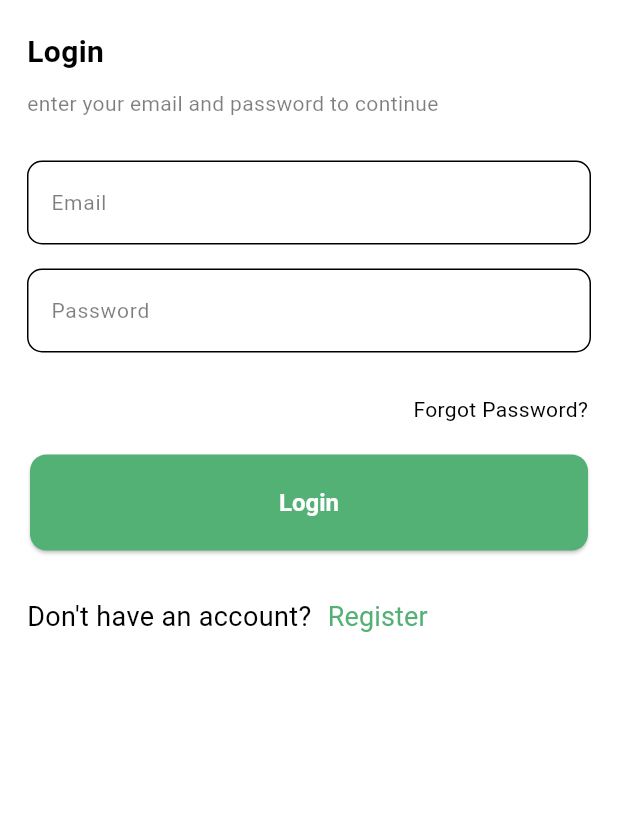
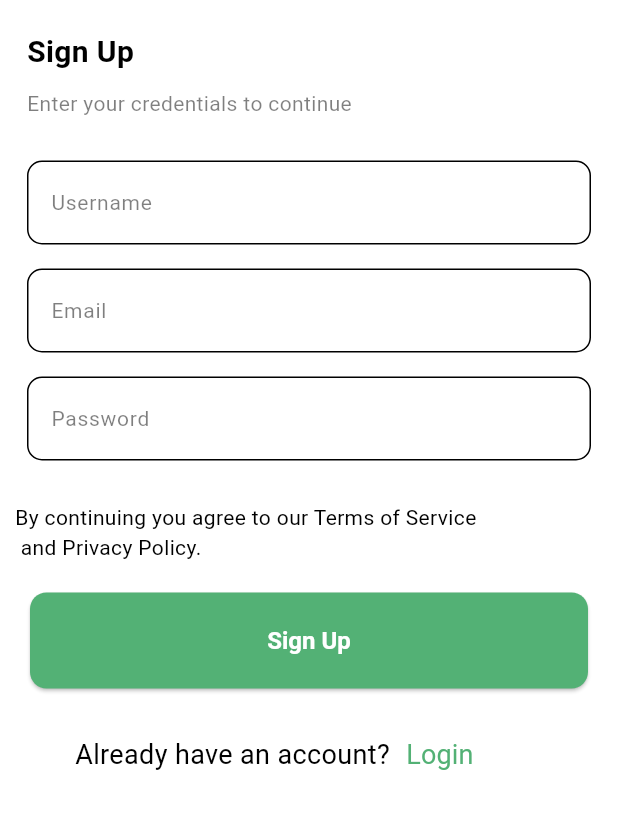
Before and after one commit to yas2003ser/ecommerce, a Flutter app: the LoginScreen screen opened by its route, after a tap on "Register", on a phone screen of 412 x 824 dp, the part 330-1159 px from its top. Run offline on Flutter 3.47's test engine with Material 3 defaults, Android fonts, the phone set to English and light mode, and no system bars; our stand-ins replace another_flutter_splash_screen.

Commit message:
register screen

```diff
--- a/lib/configs/routes/app_routes.dart
+++ b/lib/configs/routes/app_routes.dart
@@ -1,4 +1,5 @@
 import 'package:ecommerce_app/screens/auth/login/login_screen.dart';
+import 'package:ecommerce_app/screens/auth/register/register_screen.dart';
 import 'package:ecommerce_app/screens/splash/splash_screen.dart';
 import 'package:ecommerce_app/screens/welcome_screen.dart';
 import 'package:flutter/material.dart';
@@ -30,9 +31,9 @@ class AppRoutes {
           builder: (_) => const LoginScreen(),
         );
       case Routes.register:
-      // return MaterialPageRoute(
-      //   builder: (_) => const Register(),
-      // );
+        return MaterialPageRoute(
+          builder: (_) => const RegisterScreen(),
+        );
       case Routes.home:
       // return MaterialPageRoute(
       //   builder: (_) => const HomeScreen(),
--- a/lib/screens/auth/login/login_screen.dart
+++ b/lib/screens/auth/login/login_screen.dart
@@ -1,3 +1,4 @@
+import 'package:ecommerce_app/configs/routes/app_routes.dart';
 import 'package:ecommerce_app/core/util/app_colors.dart';
 import 'package:ecommerce_app/core/util/app_strings.dart';
 import 'package:flutter/material.dart';
@@ -113,7 +114,7 @@ class LoginScreen extends StatelessWidget {
               height: 20,
             ),
             Padding(
-              padding: const EdgeInsets.symmetric(horizontal: 8.0),
+              padding: const EdgeInsets.symmetric(horizontal: 40.0),
               child: Row(
                 mainAxisAlignment: MainAxisAlignment.start,
                 children: [
@@ -125,7 +126,9 @@ class LoginScreen extends StatelessWidget {
                         fontWeight: FontWeight.normal),
                   ),
                   TextButton(
-                    onPressed: () {},
+                    onPressed: () {
+                      Navigator.pushNamed(context, Routes.register);
+                    },
                     child: Text(
                       'Register',
                       style: TextStyle(
--- a/lib/screens/auth/register/register_screen.dart
+++ b/lib/screens/auth/register/register_screen.dart
@@ -0,0 +1,159 @@
+import 'package:ecommerce_app/configs/routes/app_routes.dart';
+import 'package:ecommerce_app/core/util/app_colors.dart';
+import 'package:ecommerce_app/core/util/app_strings.dart';
+import 'package:flutter/material.dart';
+
+class RegisterScreen extends StatelessWidget {
+  const RegisterScreen({super.key});
+
+  @override
+  Widget build(BuildContext context) {
+    return Scaffold(
+      body: Padding(
+        padding: const EdgeInsets.symmetric(horizontal: 10),
+        child: Column(
+          crossAxisAlignment: CrossAxisAlignment.start,
+          mainAxisAlignment: MainAxisAlignment.start,
+          children: [
+            const SizedBox(
+              height: 200,
+            ),
+            const Center(
+              child: Text(AppStrings.appName),
+            ),
+            const SizedBox(
+              height: 20,
+            ),
+            Padding(
+              padding: const EdgeInsets.symmetric(horizontal: 8.0),
+              child: Text(
+                "Sign Up",
+                style: TextStyle(
+                    color: AppColors.blackColor,
+                    fontSize: 20,
+                    fontWeight: FontWeight.bold),
+              ),
+            ),
+            const SizedBox(
+              height: 10,
+            ),
+            Padding(
+              padding: const EdgeInsets.symmetric(horizontal: 8.0),
+              child: Text(
+                'Enter your credentials to continue',
+                style: TextStyle(
+                    color: AppColors.blackColor.withOpacity(0.5),
+                    fontSize: 14,
+                    fontWeight: FontWeight.normal),
+              ),
+            ),
+            const SizedBox(
+              height: 20,
+            ),
+            Padding(
+              padding: const EdgeInsets.all(8.0),
+              child: TextField(
+                decoration: InputDecoration(
+                    hintText: 'Username',
+                    hintStyle: TextStyle(
+                        color: AppColors.blackColor.withOpacity(0.5),
+                        fontSize: 14),
+                    border: OutlineInputBorder(
+                        borderRadius: BorderRadius.circular(10))),
+              ),
+            ),
+            Padding(
+              padding: const EdgeInsets.all(8.0),
+              child: TextField(
+                decoration: InputDecoration(
+                    hintText: 'Email',
+                    hintStyle: TextStyle(
+                        color: AppColors.blackColor.withOpacity(0.5),
+                        fontSize: 14),
+                    border: OutlineInputBorder(
+                        borderRadius: BorderRadius.circular(10))),
+              ),
+            ),
+            Padding(
+              padding: const EdgeInsets.all(8.0),
+              child: TextField(
+                decoration: InputDecoration(
+                    hintText: 'Password',
+                    hintStyle: TextStyle(
+                        color: AppColors.blackColor.withOpacity(0.5),
+                        fontSize: 14),
+                    border: OutlineInputBorder(
+                        borderRadius: BorderRadius.circular(10))),
+              ),
+            ),
+            const SizedBox(
+              height: 20,
+            ),
+            Row(
+              mainAxisAlignment: MainAxisAlignment.start,
+              children: [
+                Text(
+                  'By continuing you agree to our Terms of Service \n and Privacy Policy.',
+                  style: TextStyle(
+                      color: AppColors.blackColor,
+                      fontSize: 14,
+                      fontWeight: FontWeight.normal),
+                ),
+              ],
+            ),
+            const SizedBox(
+              height: 20,
+            ),
+            Center(
+              child: Padding(
+                padding: const EdgeInsets.symmetric(horizontal: 10),
+                child: ElevatedButton(
+                  style: ElevatedButton.styleFrom(
+                      backgroundColor: AppColors.primary,
+                      padding: const EdgeInsets.symmetric(
+                          horizontal: 50, vertical: 10)),
+                  onPressed: () {},
+                  child: Text('Sign Up',
+                      style:
+                          TextStyle(fontSize: 16, color: AppColors.whiteColor)),
+                ),
+              ),
+            ),
+            const SizedBox(
+              height: 20,
+            ),
+            Center(
+              child: Padding(
+                padding: const EdgeInsets.symmetric(horizontal: 40.0),
+                child: Row(
+                  mainAxisAlignment: MainAxisAlignment.start,
+                  children: [
+                    Text(
+                      'Already have an account?',
+                      style: TextStyle(
+                          color: AppColors.blackColor,
+                          fontSize: 18,
+                          fontWeight: FontWeight.normal),
+                    ),
+                    TextButton(
+                      onPressed: () {
+                        Navigator.pushNamed(context, Routes.login);
+                      },
+                      child: Text(
+                        'Login',
+                        style: TextStyle(
+                            color: AppColors.primary,
+                            fontSize: 18,
+                            fontWeight: FontWeight.normal),
+                      ),
+                    ),
+                  ],
+                ),
+              ),
+            ),
+          ],
+        ),
+      ),
+    );
+  }
+}
```
